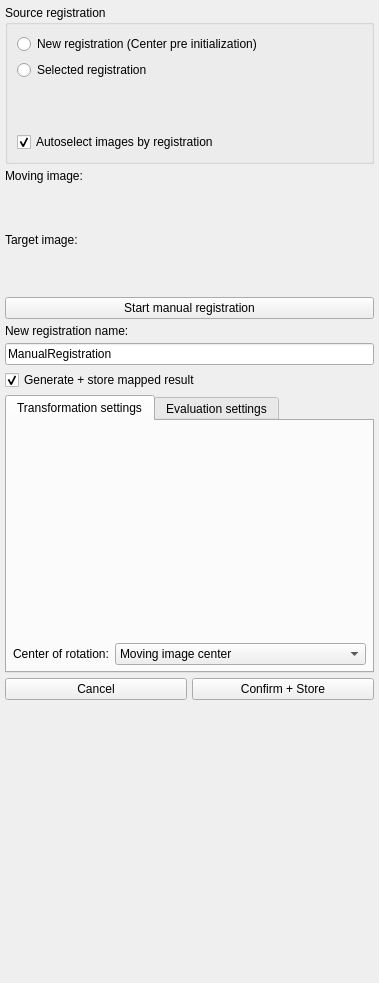
This is Plugins/org.mitk.gui.qt.matchpoint.manipulator/src/internal/QmitkMatchPointRegistrationManipulator.ui in MITK/MITK as Qt 5 draws it before an edit. The edited form follows.
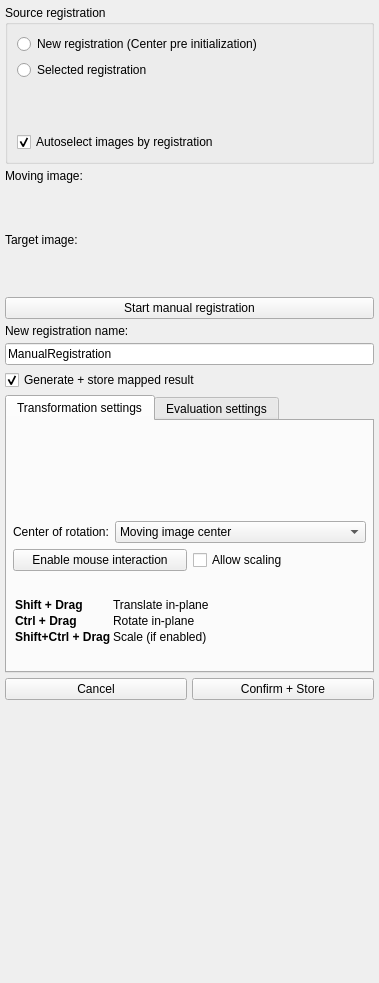
This is the edited form. Custom widgets are drawn as their Qt base class.

Commit message: Initial implementation of the new plugin feature for mouse based manipulation.

Diff of the .ui file:
```diff
--- a/Plugins/org.mitk.gui.qt.matchpoint.manipulator/src/internal/QmitkMatchPointRegistrationManipulator.ui
+++ b/Plugins/org.mitk.gui.qt.matchpoint.manipulator/src/internal/QmitkMatchPointRegistrationManipulator.ui
@@ -219,6 +219,49 @@
          </item>
         </layout>
        </item>
+       <item>
+        <layout class="QHBoxLayout" name="interactionToolLayout">
+         <item>
+          <widget class="QPushButton" name="pbInteractionTool">
+           <property name="toolTip">
+            <string>Enable mouse interaction in render windows to manipulate the registration by dragging with modifier keys.</string>
+           </property>
+           <property name="text">
+            <string>Enable mouse interaction</string>
+           </property>
+           <property name="checkable">
+            <bool>true</bool>
+           </property>
+           <property name="checked">
+            <bool>false</bool>
+           </property>
+          </widget>
+         </item>
+         <item>
+          <widget class="QCheckBox" name="checkScaling">
+           <property name="toolTip">
+            <string>If checked, uniform scaling via Shift+Ctrl+Drag is enabled.</string>
+           </property>
+           <property name="text">
+            <string>Allow scaling</string>
+           </property>
+           <property name="checked">
+            <bool>false</bool>
+           </property>
+          </widget>
+         </item>
+        </layout>
+       </item>
+       <item>
+        <widget class="QLabel" name="lblInteractionInfo">
+         <property name="text">
+          <string>&lt;html&gt;&lt;head/&gt;&lt;body&gt;&lt;table&gt;&lt;tr&gt;&lt;td&gt;&lt;b&gt;Shift + Drag&lt;/b&gt;&lt;/td&gt;&lt;td&gt;Translate in-plane&lt;/td&gt;&lt;/tr&gt;&lt;tr&gt;&lt;td&gt;&lt;b&gt;Ctrl + Drag&lt;/b&gt;&lt;/td&gt;&lt;td&gt;Rotate in-plane&lt;/td&gt;&lt;/tr&gt;&lt;tr&gt;&lt;td&gt;&lt;b&gt;Shift+Ctrl + Drag&lt;/b&gt;&lt;/td&gt;&lt;td&gt;Scale (if enabled)&lt;/td&gt;&lt;/tr&gt;&lt;/table&gt;&lt;/body&gt;&lt;/html&gt;</string>
+         </property>
+         <property name="wordWrap">
+          <bool>true</bool>
+         </property>
+        </widget>
+       </item>
       </layout>
      </widget>
      <widget class="QWidget" name="tabEval">
```
The commit also changes 13 other files.
